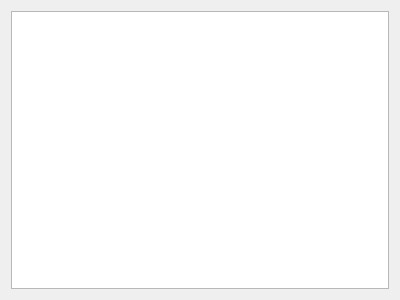
svn2github/twsoldunsupported, file trunk/src/wormnet/about.ui: the form before one commit.
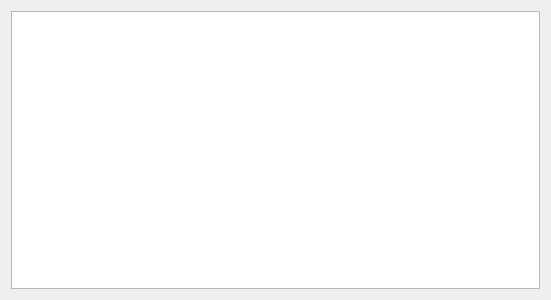
The form after the commit.

Patch:
```diff
--- a/trunk/src/wormnet/about.ui
+++ b/trunk/src/wormnet/about.ui
@@ -1,11 +1,11 @@
 <ui version="4.0" >
  <class>aboutClass</class>
- <widget class="QWidget" name="aboutClass" >
-  <property name="geometry" >
+ <widget class="QWidget" name="aboutClass">
+  <property name="geometry">
    <rect>
     <x>0</x>
     <y>0</y>
-    <width>400</width>
+    <width>551</width>
     <height>300</height>
    </rect>
   </property>
@@ -14,11 +14,15 @@
   </property>
   <layout class="QHBoxLayout" name="horizontalLayout" >
    <item>
-    <widget class="QTextBrowser" name="textBrowser" />
+    <widget class="QTextBrowser" name="textBrowser">
+     <property name="horizontalScrollBarPolicy">
+      <enum>Qt::ScrollBarAsNeeded</enum>
+     </property>
+    </widget>
    </item>
   </layout>
  </widget>
- <layoutdefault spacing="6" margin="11" />
+ <layoutdefault spacing="6" margin="11"/>
  <resources/>
  <connections/>
 </ui>
```
Left out of the diff: 7 changed lines with no effect on the pictures.
